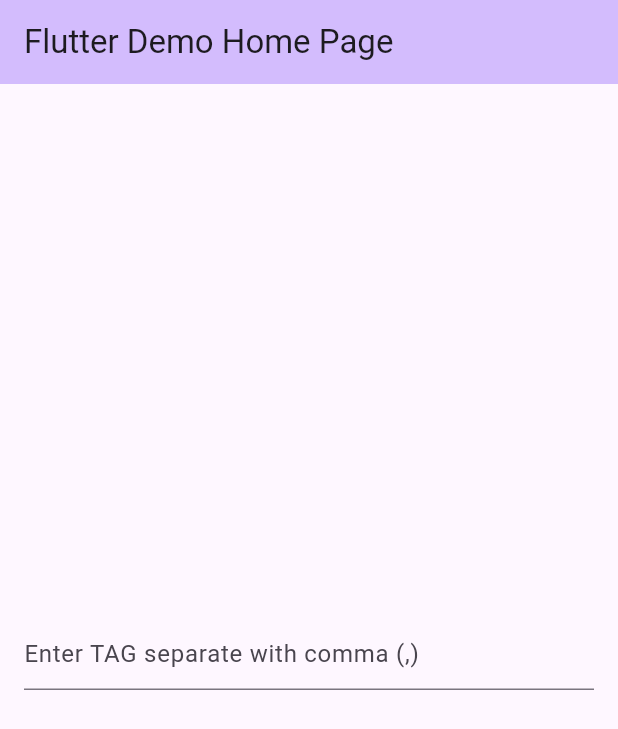
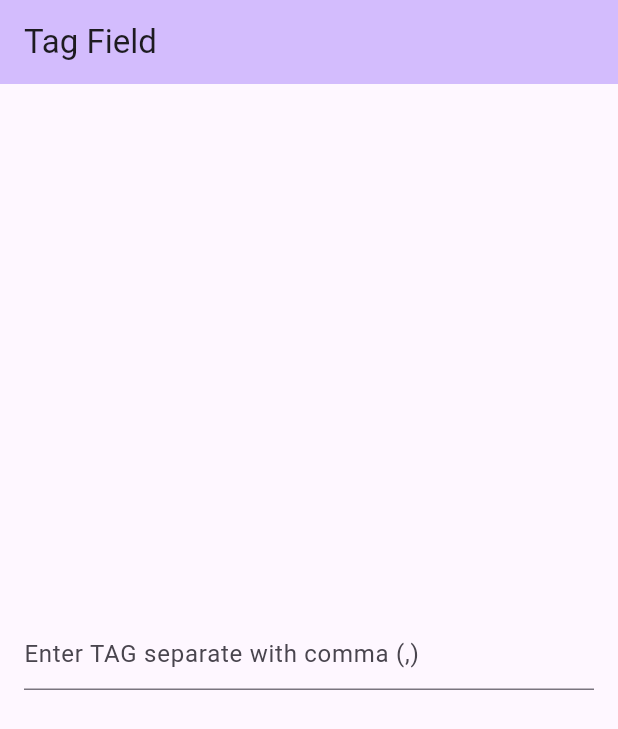
Before and after one commit to anoochit/tag_field, a Flutter app: the screen it shows after launch, on a phone screen of 412 x 824 dp. Shown: the top 729 px of the screen. Run offline on Flutter 3.47's test engine with Material 3 defaults, Android fonts, the phone set to English and light mode, and no system bars.

Commit message:
update screenshots

```diff
--- a/example/lib/main.dart
+++ b/example/lib/main.dart
@@ -18,7 +18,7 @@ class MyApp extends StatelessWidget {
         colorScheme: ColorScheme.fromSeed(seedColor: Colors.deepPurple),
         useMaterial3: true,
       ),
-      home: const MyHomePage(title: 'Flutter Demo Home Page'),
+      home: const MyHomePage(title: 'Tag Field'),
     );
   }
 }
```
Also changed, not shown: 1 other file.
